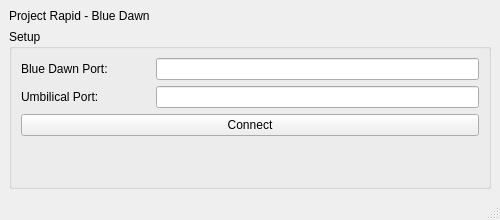
Before: the Qt Designer form GSE/mainwindow.ui in Bruin-Spacecraft-Group/Rapid-Blue-Dawn-Ground-Testing, drawn with Qt 5.
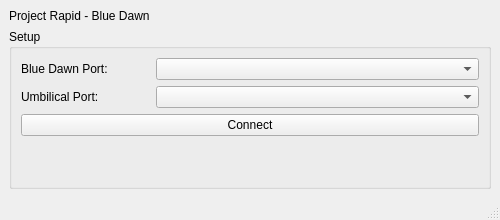
After: the same form once the commit is applied. Icons and pictures are not drawn.

Commit message: Check for and suggest serial ports at start up

Diff of the .ui file:
```diff
--- a/GSE/mainwindow.ui
+++ b/GSE/mainwindow.ui
@@ -60,12 +60,12 @@
           </widget>
          </item>
          <item>
-          <widget class="QLineEdit" name="bd_port">
-           <property name="inputMask">
-            <string/>
-           </property>
-           <property name="text">
-            <string/>
+          <widget class="QComboBox" name="sc_port">
+           <property name="sizePolicy">
+            <sizepolicy hsizetype="Expanding" vsizetype="Fixed">
+             <horstretch>0</horstretch>
+             <verstretch>0</verstretch>
+            </sizepolicy>
            </property>
           </widget>
          </item>
@@ -81,7 +81,7 @@
           </widget>
          </item>
          <item>
-          <widget class="QLineEdit" name="ub_port"/>
+          <widget class="QComboBox" name="ub_port"/>
          </item>
         </layout>
        </item>
```
The commit also changes 9 other files.
